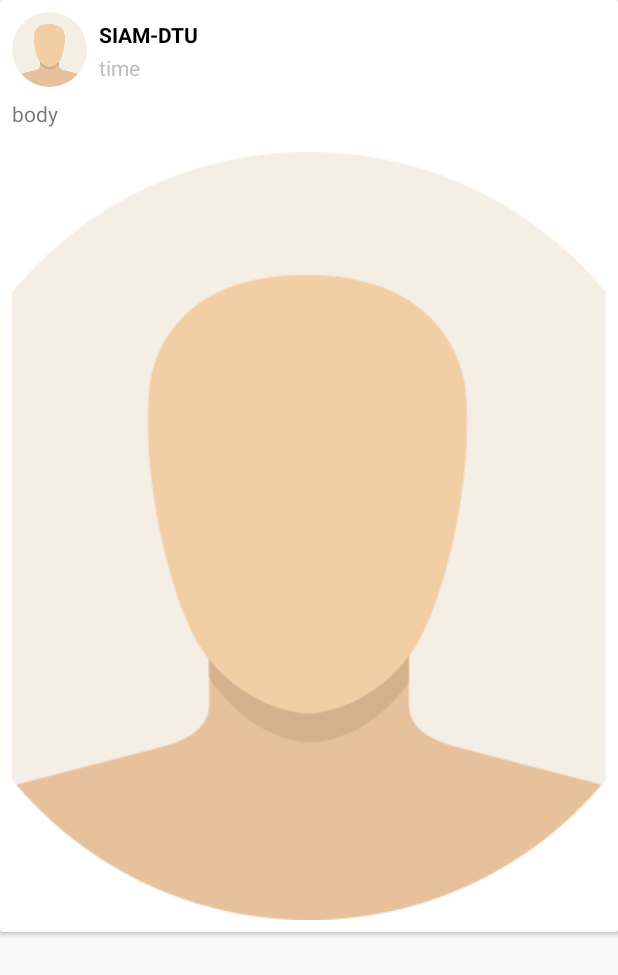
After one commit to Parthgupta96/Siam-App, an Android app: the layout feed_item.xml on its own in the app's theme, with its tools: preview values and no code run, on a phone screen of 412 x 824 dp. The commit adds this screen. Shown: the top 975 px of the screen. Run offline under Robolectric (Android 15) with nearby library versions, the phone set to English and light mode, and no system bars; network calls fail.

Commit message:
Facebook Feed Added

```diff
--- a/app/src/main/AndroidManifest.xml
+++ b/app/src/main/AndroidManifest.xml
@@ -1,13 +1,15 @@
 <?xml version="1.0" encoding="utf-8"?>
 <manifest xmlns:android="http://schemas.android.com/apk/res/android"
     package="com.example.parth.siamapp">
-
+    <uses-permission android:name="android.permission.INTERNET"/>
     <application
         android:allowBackup="true"
         android:icon="@mipmap/ic_launcher"
         android:label="@string/app_name"
         android:supportsRtl="true"
         android:theme="@style/AppTheme">
+        <meta-data android:name="com.facebook.sdk.ApplicationId" android:value="@string/facebook_app_id"/>
+
         <activity
             android:name=".MainActivity"
             android:label="@string/app_name"
--- a/app/src/main/res/layout/activity_main.xml
+++ b/app/src/main/res/layout/activity_main.xml
@@ -8,6 +8,7 @@
     tools:openDrawer="start">
 
     <include
+        android:id="@+id/app_bar_main"
         layout="@layout/app_bar_main"
         android:layout_width="match_parent"
         android:layout_height="match_parent" />
--- /dev/null
+++ b/app/src/main/res/layout/feed_item.xml
@@ -0,0 +1,80 @@
+<RelativeLayout xmlns:android="http://schemas.android.com/apk/res/android"
+    xmlns:app="http://schemas.android.com/apk/res-auto"
+    xmlns:tools="http://schemas.android.com/tools"
+    android:layout_width="match_parent"
+    android:layout_height="wrap_content"
+    tools:context="com.example.parth.siamapp.FacebookFeed">
+
+    <android.support.v7.widget.CardView
+        android:layout_width="match_parent"
+        android:layout_height="wrap_content"
+        android:layout_marginBottom="8dp"
+        android:paddingEnd="2dp"
+        android:paddingStart="2dp">
+
+        <RelativeLayout
+            android:layout_width="match_parent"
+            android:layout_height="wrap_content"
+            android:layout_marginStart="8dp">
+
+            <de.hdodenhof.circleimageview.CircleImageView
+                android:id="@+id/feed_circle"
+                android:layout_width="50dp"
+                android:layout_height="50dp"
+                android:layout_alignParentStart="true"
+                android:layout_marginEnd="8dp"
+                android:layout_marginTop="8dp"
+                android:src="@drawable/avatar" />
+
+            <LinearLayout
+                android:layout_width="wrap_content"
+                android:layout_height="50dp"
+                android:layout_marginTop="8dp"
+                android:layout_toEndOf="@+id/feed_circle"
+                android:orientation="vertical"
+                android:paddingTop="5dp"
+                android:weightSum="2">
+
+                <TextView
+                    android:id="@+id/feed_primary_text"
+                    android:layout_width="wrap_content"
+                    android:layout_height="0dp"
+                    android:layout_weight="1"
+                    android:text="@string/siam_dtu"
+                    android:textColor="@android:color/primary_text_light"
+                    android:textStyle="bold" />
+
+                <TextView
+                    android:id="@+id/feed_secondary_text"
+                    android:layout_width="wrap_content"
+                    android:layout_height="0dp"
+                    android:layout_weight="1"
+                    android:text="time"
+                    android:textColor="@android:color/secondary_text_dark" />
+            </LinearLayout>
+
+            <TextView
+                android:id="@+id/feed_body"
+                android:layout_width="match_parent"
+                android:layout_height="wrap_content"
+                android:layout_below="@id/feed_circle"
+                android:layout_marginEnd="8dp"
+                android:layout_marginBottom="16dp"
+                android:layout_marginTop="8dp"
+                android:text="body" />
+
+            <ImageView
+                android:layout_marginBottom="8dp"
+                android:scaleType="centerCrop"
+                android:layout_marginEnd="8dp"
+                android:src="@drawable/avatar"
+                android:id="@+id/feed_image"
+                android:layout_below="@id/feed_body"
+                android:layout_width="match_parent"
+                android:layout_height="wrap_content"
+                />
+        </RelativeLayout>
+
+    </android.support.v7.widget.CardView>
+
+</RelativeLayout>
--- a/app/src/main/res/values/strings.xml
+++ b/app/src/main/res/values/strings.xml
@@ -11,4 +11,9 @@
     <string name="contest">Contest</string>
     <string name="rate_us">Rate us</string>
     <string name="settings">Settings</string>
+    <string name="facebook_app_id">365142517184587</string>
+
+    <!-- TODO: Remove or change this placeholder text -->
+    <string name="hello_blank_fragment">Hello blank fragment</string>
+    <string name="siam_dtu">SIAM-DTU</string>
 </resources>
```
Also changed, not shown: app/build.gradle (+8 -0 lines), app/src/main/java/com/example/parth/siamapp/AppController.java (added, +74 -0 lines), app/src/main/java/com/example/parth/siamapp/FacebookFeed.java (added, +179 -0 lines), app/src/main/java/com/example/parth/siamapp/MainActivity.java (+6 -2 lines), app/src/main/java/com/example/parth/siamapp/utils/LruBitmapCache.java (added, +43 -0 lines), app/src/main/res/layout/content_main.xml (+0 -8 lines), app/src/main/res/layout/fragment_facebook_feed.xml (added, +20 -0 lines), app/src/main/res/layout/image_view.xml (added, +8 -0 lines), app/src/main/java/com/example/parth/siamapp/LoginActivity.java (line endings or trailing spaces), app/src/main/res/drawable/avatar.png (added).
